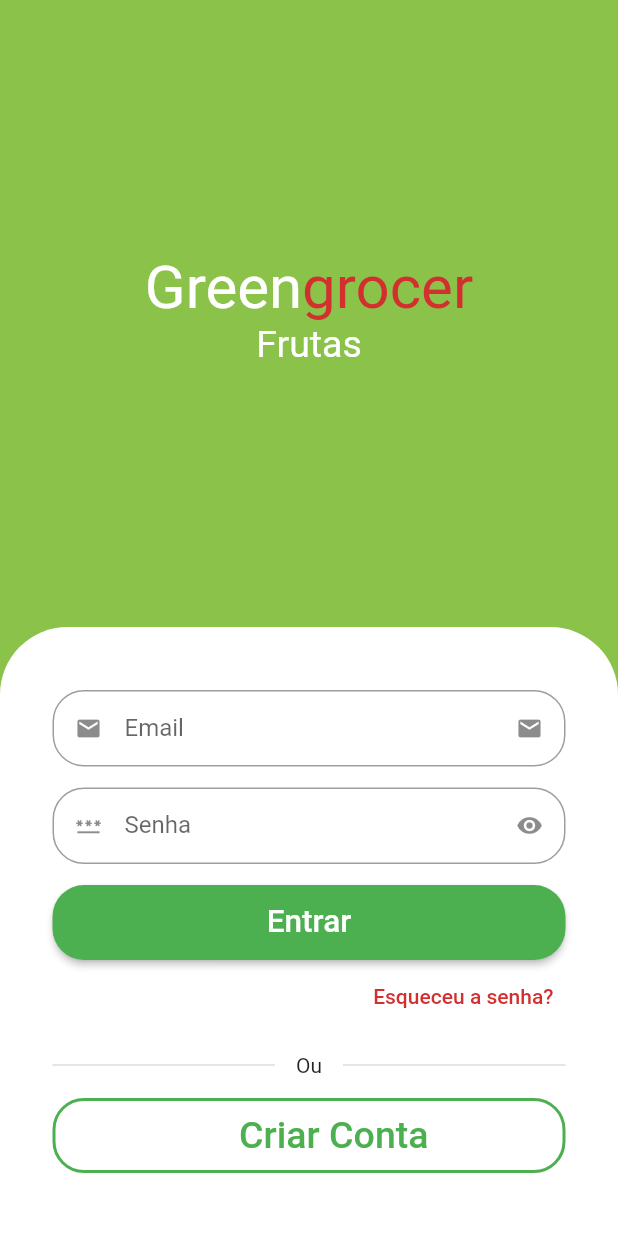
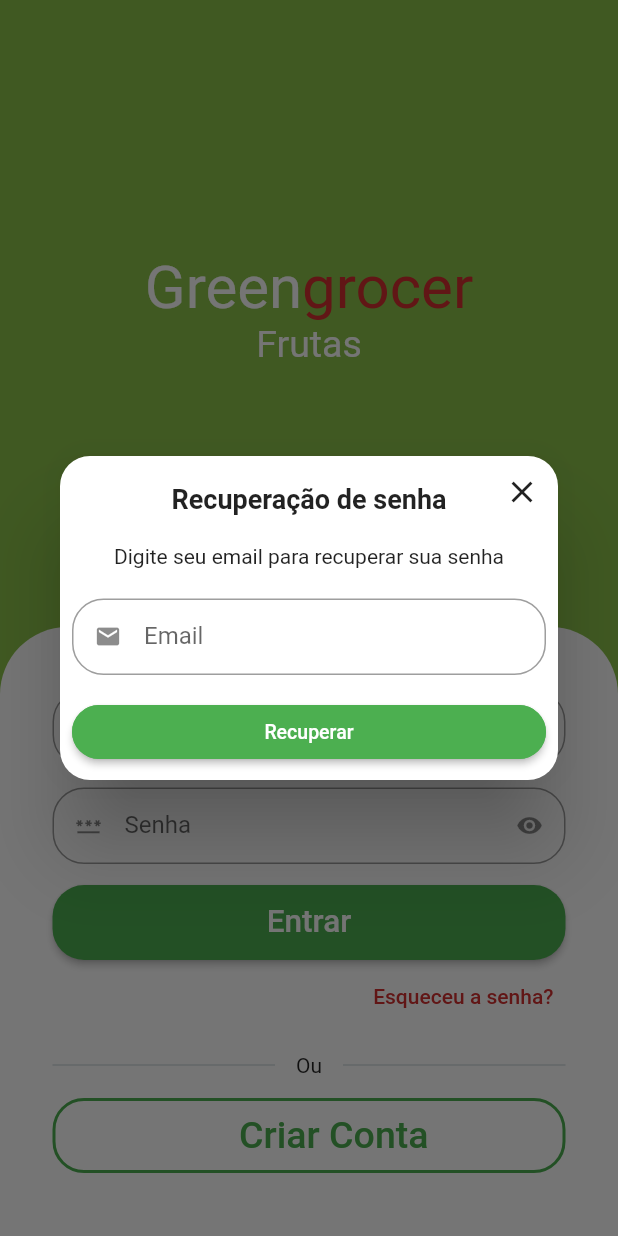
Before and after one commit to fagnerlc/greengrocer, a Flutter app: the SignInScreen screen opened by its route, after a tap on "Esqueceu a senha?", on a phone screen of 412 x 824 dp. Run offline on Flutter 3.47's test engine with Material 2 defaults, Android fonts, the phone set to English and light mode, and no system bars; drawn by our look-alikes of animated_text_kit; our stand-ins replace badges, dio, flutter_secure_storage, fluttertoast, freezed_annotation, get and 3 more; missing offline and left inert: add_to_cart_animation; accounts and stored records are empty.

Commit message:
Requisição de recuperação de senha

```diff
--- a/lib/src/pages/auth/controller/auth_controller.dart
+++ b/lib/src/pages/auth/controller/auth_controller.dart
@@ -40,6 +40,10 @@ class AuthController extends GetxController {
         signOut();
       },
     );
+  }
+
+  Future<void> resetPassword(String email) async {
+    await authRepository.resetPassword(email);
   }
 
   void signOut() async {
--- a/lib/src/pages/auth/repository/auth_repository.dart
+++ b/lib/src/pages/auth/repository/auth_repository.dart
@@ -19,7 +19,7 @@ class AuthRepository {
   Future<AuthResult> validateToken(String token) async {
     final result = await _httpManager.restRequest(
       url: Endpoints.validateToken,
-      method: HttpMethots.post,
+      method: HttpMethods.post,
       headers: {
         'X-Parse-Session-Token': token,
       },
@@ -34,7 +34,7 @@ class AuthRepository {
   }) async {
     final result = await _httpManager.restRequest(
       url: Endpoints.signin,
-      method: HttpMethots.post,
+      method: HttpMethods.post,
       body: {
         'email': email,
         'password': password,
@@ -47,11 +47,19 @@ class AuthRepository {
   Future<AuthResult> signUp(UserModel user) async {
     final result = await _httpManager.restRequest(
       url: Endpoints.signup,
-      method: HttpMethots.post,
+      method: HttpMethods.post,
       // todo enviar dados
       body: user.toJson(),
     );
     return handleUserOrError(result);
+  }
+
+  Future<void> resetPassword(String email) async {
+    await _httpManager.restRequest(
+      url: Endpoints.resetPassword,
+      method: HttpMethods.post,
+      body: {'email': email},
+    );
   }
 }
  // print('Signin funcionou');
--- /dev/null
+++ b/lib/src/pages/auth/view/components/forgot_password_dialog.dart
@@ -0,0 +1,114 @@
+import 'package:flutter/material.dart';
+import 'package:get/get.dart';
+import 'package:greengrocer/src/pages/auth/controller/auth_controller.dart';
+import 'package:greengrocer/src/pages/common_widgets/custom_text_field.dart';
+import 'package:greengrocer/src/services/validators.dart';
+
+class ForgotPasswordDialog extends StatelessWidget {
+  final emailController = TextEditingController();
+
+  ForgotPasswordDialog({
+    required String email,
+    Key? key,
+  }) : super(key: key) {
+    emailController.text = email;
+  }
+
+  final _formFieldKey = GlobalKey<FormFieldState>();
+  final authController = Get.find<AuthController>();
+
+  @override
+  Widget build(BuildContext context) {
+    return Dialog(
+      shape: RoundedRectangleBorder(
+        borderRadius: BorderRadius.circular(20),
+      ),
+      child: Stack(
+        alignment: Alignment.center,
+        children: [
+          // Conteúdo
+          Padding(
+            padding: const EdgeInsets.all(8.0),
+            child: Column(
+              crossAxisAlignment: CrossAxisAlignment.stretch,
+              mainAxisSize: MainAxisSize.min,
+              children: [
+                // Titulo
+                const Padding(
+                  padding: EdgeInsets.symmetric(vertical: 10),
+                  child: Text(
+                    'Recuperação de senha',
+                    textAlign: TextAlign.center,
+                    style: TextStyle(
+                      fontWeight: FontWeight.bold,
+                      fontSize: 18,
+                    ),
+                  ),
+                ),
+
+                // Descrição
+                const Padding(
+                  padding: EdgeInsets.only(
+                    top: 10,
+                    bottom: 20,
+                  ),
+                  child: Text(
+                    'Digite seu email para recuperar sua senha',
+                    textAlign: TextAlign.center,
+                    style: TextStyle(),
+                  ),
+                ),
+
+                // Campo de email
+                CustomTextField(
+                  formFieldKey: _formFieldKey,
+                  controller: emailController,
+                  icon: Icons.email,
+                  labelText: 'Email',
+                  validator: emailValidator,
+                ),
+
+                // Confirmar
+                ElevatedButton(
+                  style: ElevatedButton.styleFrom(
+                    shape: RoundedRectangleBorder(
+                      borderRadius: BorderRadius.circular(20),
+                    ),
+                    side: const BorderSide(
+                      width: 2,
+                      color: Colors.green,
+                    ),
+                  ),
+                  onPressed: () {
+                    if (_formFieldKey.currentState!.validate()) {
+                      authController.resetPassword(emailController.text);
+                      Get.back(result: true);
+                    }
+                  },
+                  child: const Text(
+                    'Recuperar',
+                    style: TextStyle(
+                      fontSize: 13,
+                    ),
+                  ),
+                ),
+              ],
+            ),
+          ),
+
+          // Botão para fechar
+          Positioned(
+            top: 0,
+            right: 0,
+            child: IconButton(
+              onPressed: () {
+                Navigator.of(context).pop();
+              },
+              icon: const Icon(Icons.close),
+            ),
+          ),
+        ],
+      ),
+    );
+  }
+}
--- a/lib/src/pages/auth/view/sign_in_screen.dart
+++ b/lib/src/pages/auth/view/sign_in_screen.dart
@@ -3,11 +3,13 @@ import 'package:flutter/material.dart';
 import 'package:get/get.dart';
 import 'package:greengrocer/src/config/custom_colors.dart';
 import 'package:greengrocer/src/pages/auth/controller/auth_controller.dart';
+import 'package:greengrocer/src/pages/auth/view/components/forgot_password_dialog.dart';
 import 'package:greengrocer/src/pages/common_widgets/app_name_widget.dart';
 import 'package:greengrocer/src/pages/common_widgets/custom_elevated_button.dart';
 import 'package:greengrocer/src/pages/common_widgets/custom_outlined_button.dart';
 import 'package:greengrocer/src/pages/common_widgets/custom_text_field.dart';
 import 'package:greengrocer/src/pages_routes/app_pages.dart';
+import 'package:greengrocer/src/services/utils_services.dart';
 import 'package:greengrocer/src/services/validators.dart';
 
 class SignInScreen extends StatelessWidget {
@@ -15,7 +17,7 @@ class SignInScreen extends StatelessWidget {
   final _formKey = GlobalKey<FormState>();
   final emailController = TextEditingController();
   final passwordController = TextEditingController();
-
+  final UtilsServices utilsServices = UtilsServices();
   @override
   Widget build(BuildContext context) {
     final size = MediaQuery.of(context).size;
@@ -118,7 +120,19 @@ class SignInScreen extends StatelessWidget {
                       Align(
                         alignment: Alignment.centerRight,
                         child: TextButton(
-                          onPressed: () {},
+                          onPressed: () async {
+                            final bool? result = await showDialog(
+                                context: context,
+                                builder: (_) {
+                                  return ForgotPasswordDialog(
+                                    email: emailController.text,
+                                  );
+                                });
+
+                            if (result ?? false) {
+                              utilsServices.showToast(message: 'Um link de recuperação foi enviado para seu email');
+                            }
+                          },
                           child: Text(
                             'Esqueceu a senha?',
                             style: TextStyle(color: CustomColors.customContrastColor),
--- a/lib/src/pages/common_widgets/custom_text_field.dart
+++ b/lib/src/pages/common_widgets/custom_text_field.dart
@@ -4,6 +4,7 @@ import 'package:get/get_state_manager/src/rx_flutter/rx_obx_widget.dart';
 import 'package:mask_text_input_formatter/mask_text_input_formatter.dart';
 
 class CustomTextField extends StatelessWidget {
+  final GlobalKey<FormFieldState>? formFieldKey;
   final IconData icon;
   final IconData? suffixIcon;
   final String labelText;
@@ -22,6 +23,7 @@ class CustomTextField extends StatelessWidget {
   final bool readOnly;
   CustomTextField({
     Key? key,
+    this.formFieldKey,
     required this.icon,
     this.suffixIcon,
     required this.labelText,
@@ -65,6 +67,7 @@ class CustomTextField extends StatelessWidget {
       child: Obx(
         () => TextFormField(
             //onSaved: dispensa uso de text controllers
+            key: formFieldKey,
             onSaved: onSaved,
             keyboardType: keyboardType,
             controller: controller,
--- a/lib/src/services/http_manager.dart
+++ b/lib/src/services/http_manager.dart
@@ -1,6 +1,6 @@
 import 'package:dio/dio.dart';
 
-abstract class HttpMethots {
+abstract class HttpMethods {
   static const String post = 'POST';
   static const String get = 'GET';
   static const String put = 'PUT';
```
